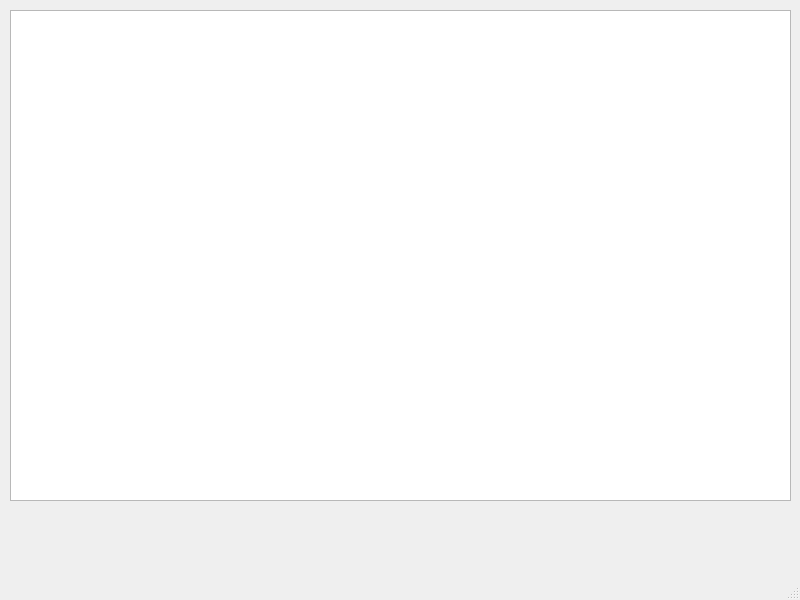
This is MouseControllerServer/mainwindow.ui in BlTniki/MouseController as Qt 5 draws it before an edit. The edited form follows.
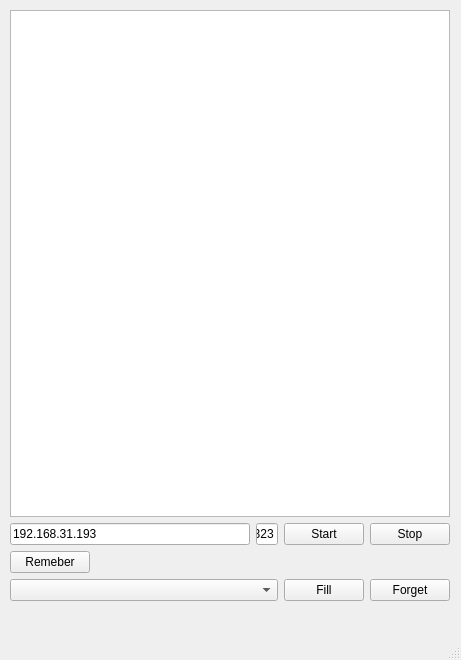
This is the edited form.

Commit message: Added host address choice feature

```diff
--- a/MouseControllerServer/mainwindow.ui
+++ b/MouseControllerServer/mainwindow.ui
@@ -6,26 +6,116 @@
    <rect>
     <x>0</x>
     <y>0</y>
-    <width>800</width>
-    <height>600</height>
+    <width>461</width>
+    <height>660</height>
    </rect>
   </property>
   <property name="windowTitle">
    <string>MainWindow</string>
   </property>
   <widget class="QWidget" name="centralwidget">
-   <widget class="QTextBrowser" name="textBrowser">
+   <widget class="QWidget" name="">
     <property name="geometry">
      <rect>
       <x>10</x>
       <y>10</y>
-      <width>781</width>
-      <height>491</height>
+      <width>440</width>
+      <height>591</height>
      </rect>
     </property>
+    <layout class="QVBoxLayout" name="verticalLayout_2">
+     <item>
+      <widget class="QTextBrowser" name="textBrowser"/>
+     </item>
+     <item>
+      <layout class="QVBoxLayout" name="verticalLayout">
+       <item>
+        <layout class="QHBoxLayout" name="horizontalLayout" stretch="11,1,1,1">
+         <property name="sizeConstraint">
+          <enum>QLayout::SetDefaultConstraint</enum>
+         </property>
+         <item>
+          <widget class="QLineEdit" name="lE_IPadress">
+           <property name="text">
+            <string>192.168.31.193</string>
+           </property>
+          </widget>
+         </item>
+         <item>
+          <widget class="QLineEdit" name="lE_Port">
+           <property name="text">
+            <string>2323</string>
+           </property>
+          </widget>
+         </item>
+         <item>
+          <widget class="QPushButton" name="pB_Start">
+           <property name="text">
+            <string>Start</string>
+           </property>
+          </widget>
+         </item>
+         <item>
+          <widget class="QPushButton" name="pB_Stop">
+           <property name="text">
+            <string>Stop</string>
+           </property>
+          </widget>
+         </item>
+        </layout>
+       </item>
+       <item>
+        <layout class="QHBoxLayout" name="horizontalLayout_3">
+         <item>
+          <widget class="QPushButton" name="pB_Remeber">
+           <property name="text">
+            <string>Remeber</string>
+           </property>
+          </widget>
+         </item>
+         <item>
+          <spacer name="horizontalSpacer">
+           <property name="orientation">
+            <enum>Qt::Horizontal</enum>
+           </property>
+           <property name="sizeHint" stdset="0">
+            <size>
+             <width>40</width>
+             <height>20</height>
+            </size>
+           </property>
+          </spacer>
+         </item>
+        </layout>
+       </item>
+       <item>
+        <layout class="QHBoxLayout" name="horizontalLayout_2" stretch="9,1,1">
+         <item>
+          <widget class="QComboBox" name="cB_HostHistory"/>
+         </item>
+         <item>
+          <widget class="QPushButton" name="pB_Fill">
+           <property name="text">
+            <string>Fill</string>
+           </property>
+          </widget>
+         </item>
+         <item>
+          <widget class="QPushButton" name="pB_Forget">
+           <property name="text">
+            <string>Forget</string>
+           </property>
+          </widget>
+         </item>
+        </layout>
+       </item>
+      </layout>
+     </item>
+    </layout>
    </widget>
   </widget>
-  <widget class="QMenuBar" name="menubar">
+  <widget class="QStatusBar" name="statusbar"/>
+  <widget class="QMenuBar" name="menuBar">
    <property name="geometry">
     <rect>
      <x>0</x>
@@ -35,7 +125,6 @@
     </rect>
    </property>
   </widget>
-  <widget class="QStatusBar" name="statusbar"/>
  </widget>
  <resources/>
  <connections/>
```
Left out of the diff: 4 changed lines with no effect on the pictures. The commit also changes 10 other files.
